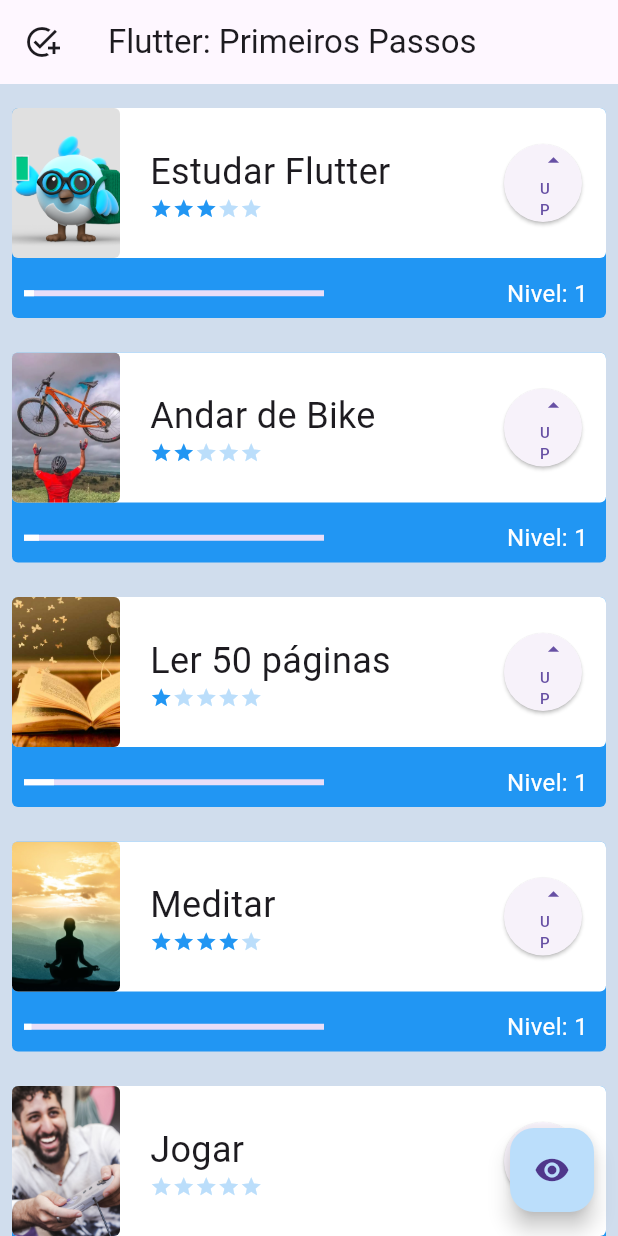
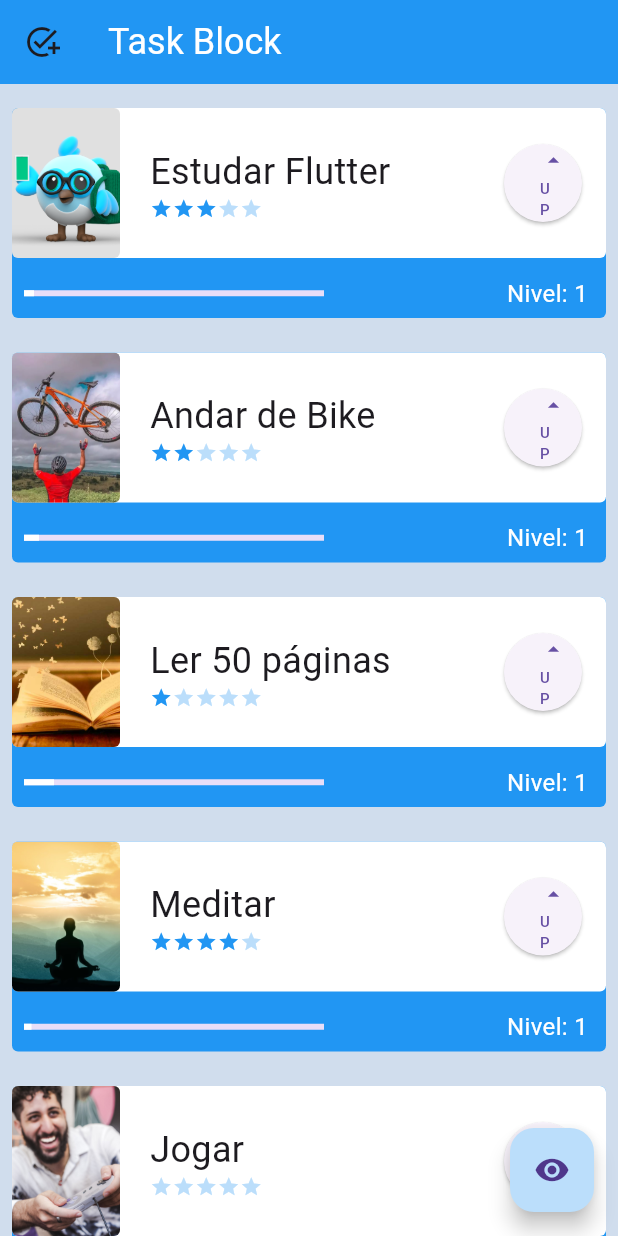
Before and after one commit to JonatasFlores/my-first-project, a Flutter app: the screen it shows after launch, on a phone screen of 412 x 824 dp. Run offline on Flutter 3.47's test engine with Material 3 defaults, Android fonts, the phone set to English and light mode, and no system bars.

Commit message:
Feat: Alteração no Title, cor e fonte

```diff
--- a/lib/screens/tela_inicial.dart
+++ b/lib/screens/tela_inicial.dart
@@ -14,8 +14,10 @@ class _InitialScreenState extends State<InitialScreen> {
   Widget build(BuildContext context) {
     return Scaffold(
       appBar: AppBar(
-        title: const Text('Flutter: Primeiros Passos'),
+        title: const Text('Task Block'),
+        titleTextStyle: TextStyle(color: Colors.white, fontSize: 24),
         leading: Icon(Icons.add_task),
+        backgroundColor: Colors.blue,
       ),
       body: AnimatedOpacity(
         opacity: opacidade ? 1.0 : 0.0,
```
